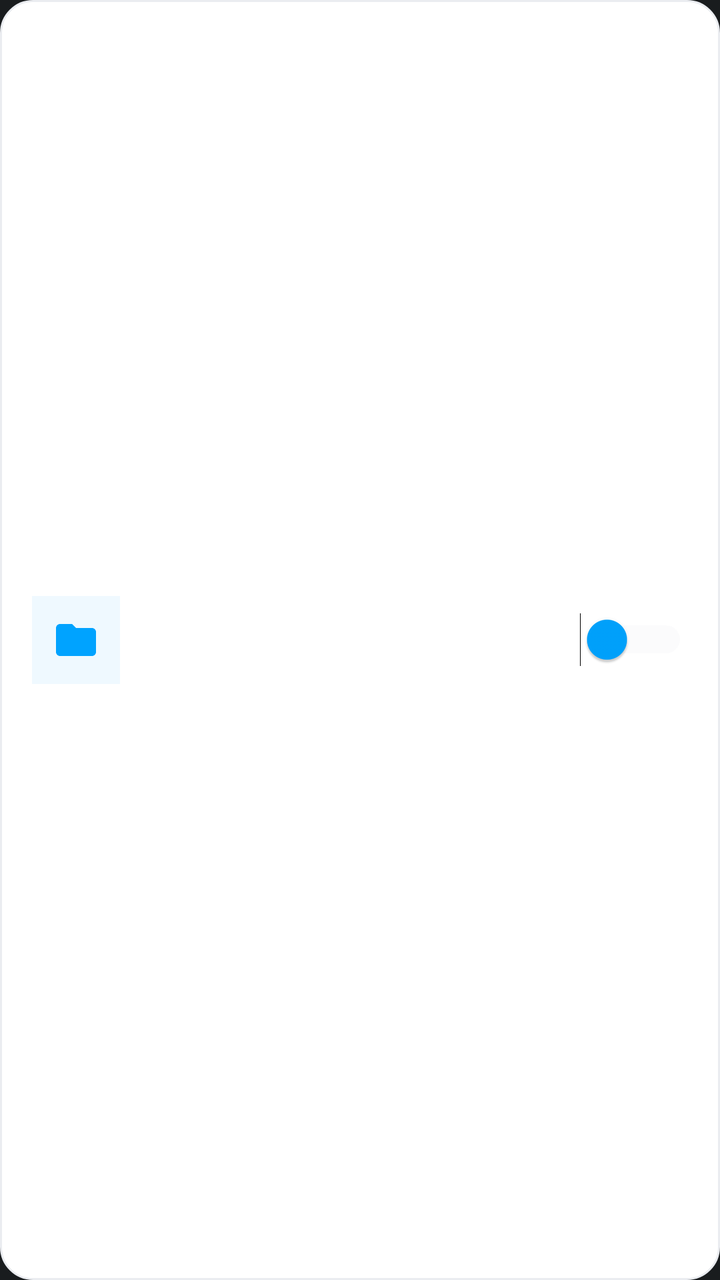
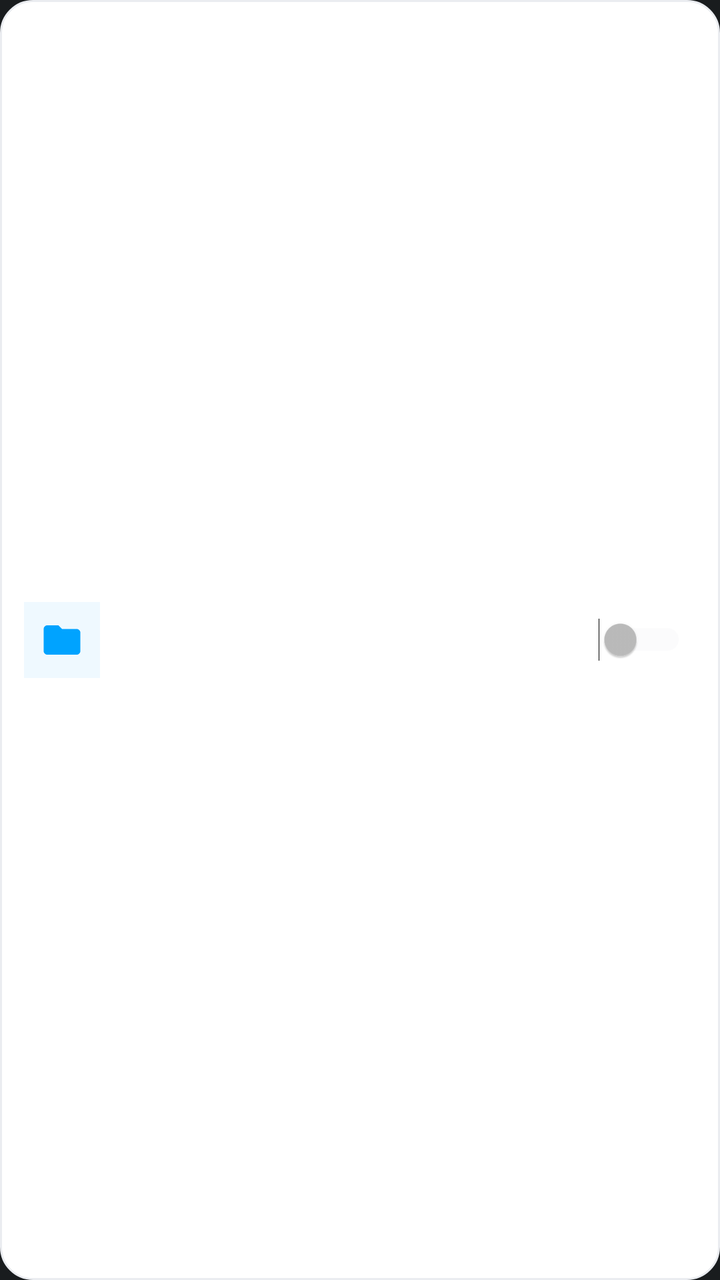

Two renders of the same Android screen: before a commit and after it. Below are the layout's source before the change and the commit's diff.
<!-- AndroidManifest.xml: application theme android:Theme.DeviceDefault.NoActionBar -->
<!-- res/layout/folder_item.xml -->
<?xml version="1.0" encoding="utf-8"?>
<LinearLayout xmlns:android="http://schemas.android.com/apk/res/android"
    android:layout_width="match_parent"
    android:layout_height="wrap_content"
    android:layout_marginBottom="12dp"
    android:background="@drawable/search_bar_bg"
    android:orientation="horizontal"
    android:padding="16dp"
    android:gravity="center_vertical">

    
    <ImageView
        android:layout_width="44dp"
        android:layout_height="44dp"
        android:src="@drawable/ic_folder_modern"
        android:background="#1000A3FF"
        android:padding="10dp" />

    <LinearLayout
        android:layout_width="0dp"
        android:layout_height="wrap_content"
        android:layout_weight="1"
        android:orientation="vertical"
        android:layout_marginLeft="16dp">

        <TextView
            android:id="@+id/folderName"
            android:layout_width="wrap_content"
            android:layout_height="wrap_content"
            android:textSize="16sp"
            android:textColor="@color/text_title"
            android:textStyle="bold" />

        <TextView
            android:id="@+id/folderPath"
            android:layout_width="wrap_content"
            android:layout_height="wrap_content"
            android:textSize="11sp"
            android:textColor="@color/text_body"
            android:ellipsize="middle"
            android:singleLine="true" />
    </LinearLayout>

    <Switch
        android:id="@+id/backupSwitch"
        android:layout_width="wrap_content"
        android:layout_height="wrap_content"
        android:thumbTint="@color/brand_vibrant" />

</LinearLayout>
<!-- resources referenced by this layout -->
<resources>
  <color name="brand_vibrant">#00A3FF</color>
  <color name="text_body">#475467</color>
  <color name="text_title">#101828</color>
  <!-- drawable ic_folder_modern (drawable) -->
  <vector xmlns:android="http://schemas.android.com/apk/res/android"
      android:width="24dp"
      android:height="24dp"
      android:viewportWidth="24"
      android:viewportHeight="24">
      <path
          android:fillColor="#00A3FF"
          android:pathData="M10,4H4c-1.1,0 -1.99,0.9 -1.99,2L2,18c0,1.1 0.9,2 2,2h16c1.1,0 2,-0.9 2,-2V8c0,-1.1 -0.9,-2 -2,-2h-8l-2,-2z"/>
  </vector>
  <!-- drawable search_bar_bg (drawable) -->
  <shape xmlns:android="http://schemas.android.com/apk/res/android">
      <solid android:color="@color/surface_card" />
      <stroke android:width="1dp" android:color="@color/card_border" />
      <corners android:radius="16dp" />
  </shape>
  <color name="surface_card">#FFFFFF</color>
  <color name="card_border">#EAECF0</color>
</resources>

<!-- the commit's change to res/layout/folder_item.xml (unified diff, before → after) -->
@@ -2,32 +2,31 @@
 <LinearLayout xmlns:android="http://schemas.android.com/apk/res/android"
     android:layout_width="match_parent"
     android:layout_height="wrap_content"
-    android:layout_marginBottom="12dp"
+    android:layout_marginBottom="8dp"
     android:background="@drawable/search_bar_bg"
     android:orientation="horizontal"
-    android:padding="16dp"
+    android:padding="12dp" 
     android:gravity="center_vertical">
 
-    
     <ImageView
-        android:layout_width="44dp"
-        android:layout_height="44dp"
+        android:layout_width="38dp"
+        android:layout_height="38dp"
         android:src="@drawable/ic_folder_modern"
         android:background="#1000A3FF"
-        android:padding="10dp" />
+        android:padding="8dp" />
 
     <LinearLayout
         android:layout_width="0dp"
         android:layout_height="wrap_content"
         android:layout_weight="1"
         android:orientation="vertical"
-        android:layout_marginLeft="16dp">
+        android:layout_marginLeft="12dp">
 
         <TextView
             android:id="@+id/folderName"
             android:layout_width="wrap_content"
             android:layout_height="wrap_content"
-            android:textSize="16sp"
+            android:textSize="15sp"
             android:textColor="@color/text_title"
             android:textStyle="bold" />
 
@@ -35,9 +34,9 @@
             android:id="@+id/folderPath"
             android:layout_width="wrap_content"
             android:layout_height="wrap_content"
-            android:textSize="11sp"
+            android:textSize="10sp"
             android:textColor="@color/text_body"
-            android:ellipsize="middle"
+            android:ellipsize="end"
             android:singleLine="true" />
     </LinearLayout>
 
@@ -45,6 +44,7 @@
         android:id="@+id/backupSwitch"
         android:layout_width="wrap_content"
         android:layout_height="wrap_content"
-        android:thumbTint="@color/brand_vibrant" />
+        android:scaleX="0.8"
+        android:scaleY="0.8" />
 
 </LinearLayout>
<!-- resource entries referenced after the edit -->
@@ -1,6 +1,5 @@
 <!-- resources referenced by this layout -->
 <resources>
-  <color name="brand_vibrant">#00A3FF</color>
   <color name="text_body">#475467</color>
   <color name="text_title">#101828</color>
   <!-- drawable ic_folder_modern (drawable) -->
